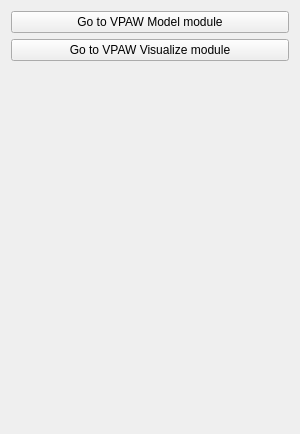
This is Modules/Scripted/Home/Resources/UI/Home.ui in KitwareMedical/vpaw as Qt 5 draws it before an edit. The edited form follows.
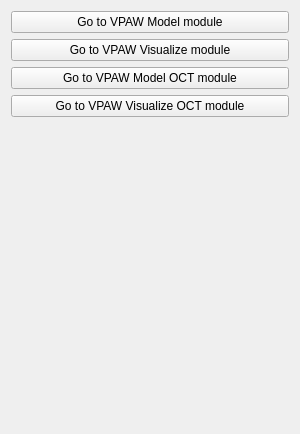
This is the edited form. Custom widgets are drawn as their Qt base class.

Commit message: Implement VPAWModelOCT * Create and implement VPAWModelOCT.py, VPAWModelOCT.ui, associated   CMakeLists.txt, and resources   * Add input widgets and qsettings for source code directory and YAML     configuration file   * Link OCTSeg package and install its dependencies   * Runs `test_base` to perform predictions for inputs   * NOTE: the underlying OCTSeg package requires Python 3.8, 3.9, or 3.10.

The edit to the form file:
```diff
--- a/Modules/Scripted/Home/Resources/UI/Home.ui
+++ b/Modules/Scripted/Home/Resources/UI/Home.ui
@@ -37,6 +37,32 @@
      </property>
     </widget>
    </item>
+   <item>
+    <widget class="QPushButton" name="VPAWModelOCTButton">
+     <property name="enabled">
+      <bool>true</bool>
+     </property>
+     <property name="toolTip">
+      <string>Go to VPAW Model OCT module</string>
+     </property>
+     <property name="text">
+      <string>Go to VPAW Model OCT module</string>
+     </property>
+    </widget>
+   </item>
+   <item>
+    <widget class="QPushButton" name="VPAWVisualizeOCTButton">
+     <property name="enabled">
+      <bool>true</bool>
+     </property>
+     <property name="toolTip">
+      <string>Go to VPAW Visualize OCT module</string>
+     </property>
+     <property name="text">
+      <string>Go to VPAW Visualize OCT module</string>
+     </property>
+    </widget>
+   </item>
    <item>
     <spacer name="verticalSpacer">
      <property name="orientation">
```
The commit also changes 16 other files.
